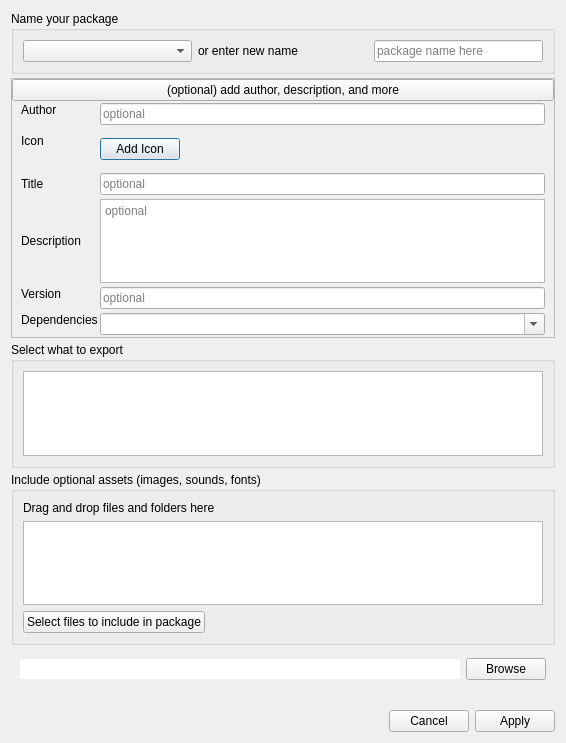
This is src/ui/dlgPackageExporter.ui in Edru2/Mudlet as Qt 5 draws it before an edit. The edited form follows.
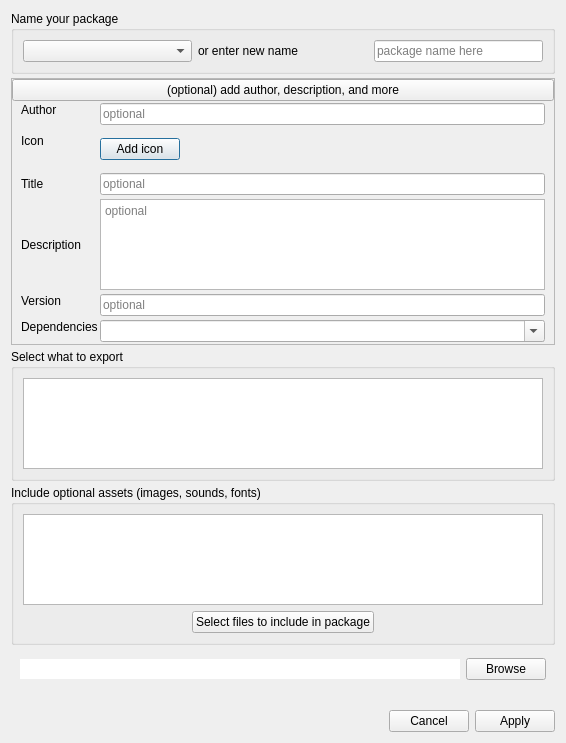
This is the edited form.

The edit to the form file:
```diff
--- a/src/ui/dlgPackageExporter.ui
+++ b/src/ui/dlgPackageExporter.ui
@@ -194,7 +194,7 @@
               </sizepolicy>
              </property>
              <property name="text">
-              <string>Add Icon</string>
+              <string>Add icon</string>
              </property>
             </widget>
            </item>
@@ -361,17 +361,7 @@
      <property name="title">
       <string>Include optional assets (images, sounds, fonts)</string>
      </property>
-     <layout class="QVBoxLayout" name="verticalLayout_5">
-      <item>
-       <widget class="QLabel" name="label_11">
-        <property name="frameShape">
-         <enum>QFrame::NoFrame</enum>
-        </property>
-        <property name="text">
-         <string>Drag and drop files and folders here</string>
-        </property>
-       </widget>
-      </item>
+     <layout class="QVBoxLayout" name="verticalLayout_3">
       <item>
        <widget class="QListWidget" name="addedFiles">
         <property name="sizePolicy">
@@ -384,6 +374,21 @@
          <bool>true</bool>
         </property>
        </widget>
+      </item>
+      <item>
+       <layout class="QHBoxLayout" name="horizontalLayout_4">
+        <item>
+         <spacer name="horizontalSpacer">
+          <property name="orientation">
+           <enum>Qt::Horizontal</enum>
+          </property>
+          <property name="sizeHint" stdset="0">
+           <size>
+            <width>40</width>
+            <height>20</height>
+           </size>
+          </property>
+         </spacer>
       </item>
       <item>
        <widget class="QPushButton" name="addFiles">
@@ -400,6 +405,21 @@
          <string>Select files to include in package</string>
         </property>
        </widget>
+        </item>
+        <item>
+         <spacer name="horizontalSpacer_2">
+          <property name="orientation">
+           <enum>Qt::Horizontal</enum>
+          </property>
+          <property name="sizeHint" stdset="0">
+           <size>
+            <width>40</width>
+            <height>20</height>
+           </size>
+          </property>
+         </spacer>
+        </item>
+       </layout>
       </item>
      </layout>
     </widget>
```
Left out of the diff: 3 changed lines with no effect on the pictures. Lines whose indentation alone changed are shown as unchanged.
